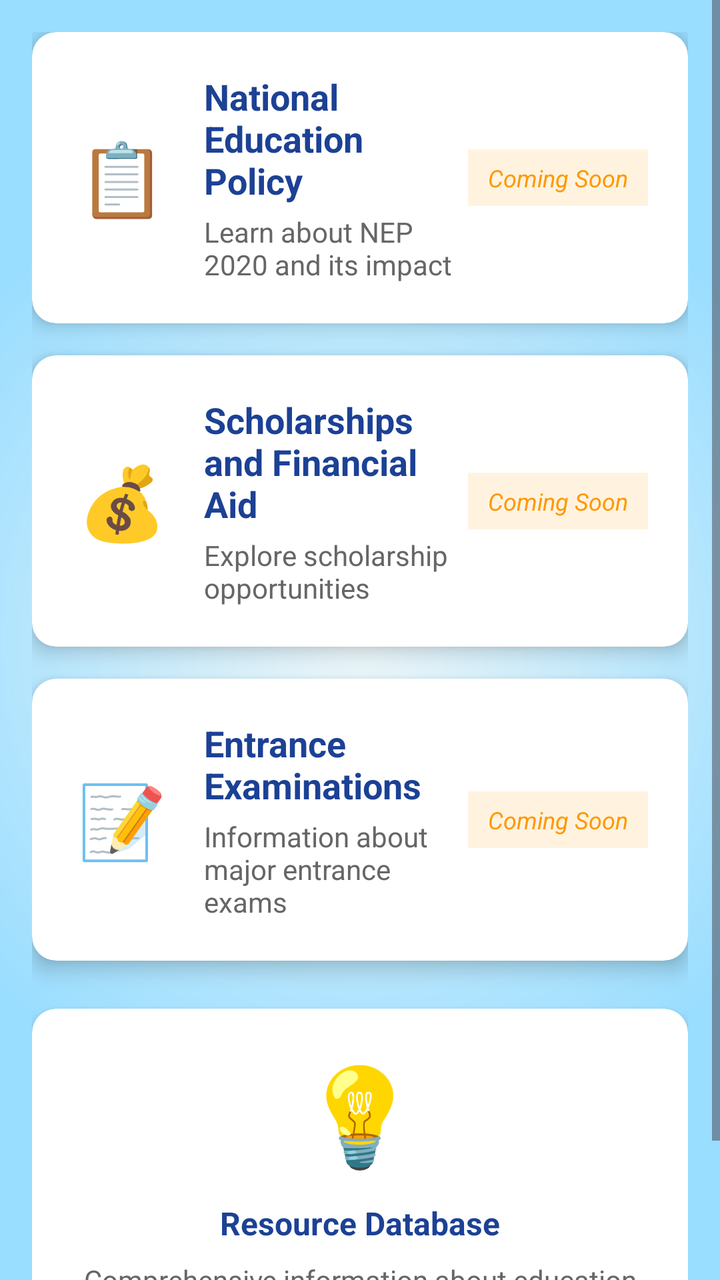
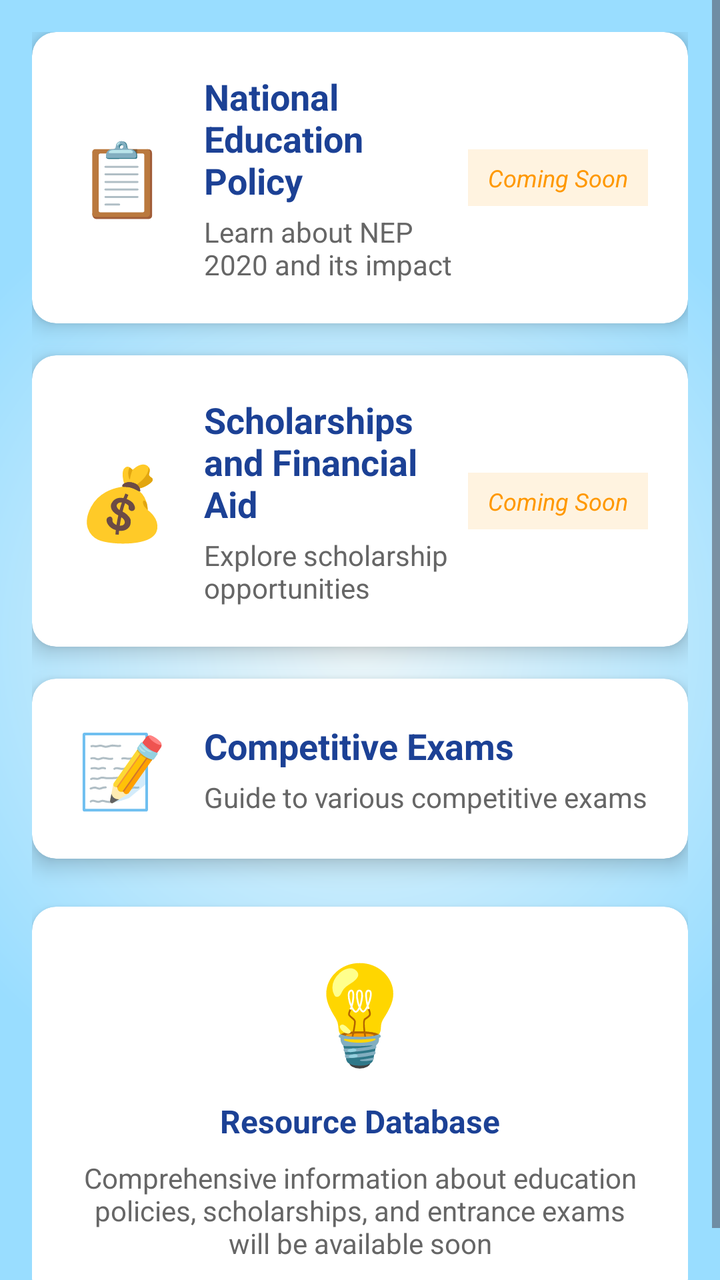

Two renders of the same Android screen: before a commit and after it. Below are the layout's source before the change and the commit's diff.
<!-- AndroidManifest.xml: application theme Theme.AspirePath -->
<!-- res/layout/fragment_resources.xml -->
<?xml version="1.0" encoding="utf-8"?>
<ScrollView xmlns:android="http://schemas.android.com/apk/res/android"
    xmlns:app="http://schemas.android.com/apk/res-auto"
    xmlns:tools="http://schemas.android.com/tools"
    android:layout_width="match_parent"
    android:layout_height="match_parent"
    android:background="@drawable/gradient_bg"
    android:fillViewport="true"
    tools:context=".Resources">

    <LinearLayout
        android:layout_width="match_parent"
        android:layout_height="wrap_content"
        android:orientation="vertical"
        android:padding="16dp">











        
        <androidx.cardview.widget.CardView
            android:id="@+id/cardNEP"
            android:layout_width="match_parent"
            android:layout_height="wrap_content"
            android:layout_marginBottom="16dp"
            app:cardCornerRadius="12dp"
            app:cardElevation="6dp"
            android:clickable="true"
            android:focusable="true"
            android:foreground="?attr/selectableItemBackground">

            <LinearLayout
                android:layout_width="match_parent"
                android:layout_height="wrap_content"
                android:orientation="horizontal"
                android:padding="20dp"
                android:gravity="center_vertical">

                <TextView
                    android:layout_width="50dp"
                    android:layout_height="50dp"
                    android:text="📋"
                    android:textSize="36sp"
                    android:gravity="center"/>

                <LinearLayout
                    android:layout_width="0dp"
                    android:layout_height="wrap_content"
                    android:layout_weight="1"
                    android:orientation="vertical"
                    android:layout_marginStart="16dp">

                    <TextView
                        android:layout_width="wrap_content"
                        android:layout_height="wrap_content"
                        android:text="National Education Policy"
                        android:textSize="18sp"
                        android:textStyle="bold"
                        android:textColor="@color/blue"/>

                    <TextView
                        android:layout_width="wrap_content"
                        android:layout_height="wrap_content"
                        android:text="Learn about NEP 2020 and its impact"
                        android:textSize="14sp"
                        android:textColor="#666666"
                        android:layout_marginTop="4dp"/>
                </LinearLayout>

                <TextView
                    android:layout_width="wrap_content"
                    android:layout_height="wrap_content"
                    android:text="Coming Soon"
                    android:textSize="12sp"
                    android:textStyle="italic"
                    android:textColor="#FF9800"
                    android:background="#FFF3E0"
                    android:padding="6dp"
                    android:paddingStart="10dp"
                    android:paddingEnd="10dp"/>
            </LinearLayout>
        </androidx.cardview.widget.CardView>

        
        <androidx.cardview.widget.CardView
            android:id="@+id/cardScholarships"
            android:layout_width="match_parent"
            android:layout_height="wrap_content"
            android:layout_marginBottom="16dp"
            app:cardCornerRadius="12dp"
            app:cardElevation="6dp"
            android:clickable="true"
            android:focusable="true"
            android:foreground="?attr/selectableItemBackground">

            <LinearLayout
                android:layout_width="match_parent"
                android:layout_height="wrap_content"
                android:orientation="horizontal"
                android:padding="20dp"
                android:gravity="center_vertical">

                <TextView
                    android:layout_width="50dp"
                    android:layout_height="50dp"
                    android:text="💰"
                    android:textSize="36sp"
                    android:gravity="center"/>

                <LinearLayout
                    android:layout_width="0dp"
                    android:layout_height="wrap_content"
                    android:layout_weight="1"
                    android:orientation="vertical"
                    android:layout_marginStart="16dp">

                    <TextView
                        android:layout_width="wrap_content"
                        android:layout_height="wrap_content"
                        android:text="Scholarships and Financial Aid"
                        android:textSize="18sp"
                        android:textStyle="bold"
                        android:textColor="@color/blue"/>

                    <TextView
                        android:layout_width="wrap_content"
                        android:layout_height="wrap_content"
                        android:text="Explore scholarship opportunities"
                        android:textSize="14sp"
                        android:textColor="#666666"
                        android:layout_marginTop="4dp"/>
                </LinearLayout>

                <TextView
                    android:layout_width="wrap_content"
                    android:layout_height="wrap_content"
                    android:text="Coming Soon"
                    android:textSize="12sp"
                    android:textStyle="italic"
                    android:textColor="#FF9800"
                    android:background="#FFF3E0"
                    android:padding="6dp"
                    android:paddingStart="10dp"
                    android:paddingEnd="10dp"/>
            </LinearLayout>
        </androidx.cardview.widget.CardView>

        
        <androidx.cardview.widget.CardView
            android:id="@+id/cardEntranceExams"
            android:layout_width="match_parent"
            android:layout_height="wrap_content"
            android:layout_marginBottom="16dp"
            app:cardCornerRadius="12dp"
            app:cardElevation="6dp"
            android:clickable="true"
            android:focusable="true"
            android:foreground="?attr/selectableItemBackground">

            <LinearLayout
                android:layout_width="match_parent"
                android:layout_height="wrap_content"
                android:orientation="horizontal"
                android:padding="20dp"
                android:gravity="center_vertical">

                <TextView
                    android:layout_width="50dp"
                    android:layout_height="50dp"
                    android:text="📝"
                    android:textSize="36sp"
                    android:gravity="center"/>

                <LinearLayout
                    android:layout_width="0dp"
                    android:layout_height="wrap_content"
                    android:layout_weight="1"
                    android:orientation="vertical"
                    android:layout_marginStart="16dp">

                    <TextView
                        android:layout_width="wrap_content"
                        android:layout_height="wrap_content"
                        android:text="Entrance Examinations"
                        android:textSize="18sp"
                        android:textStyle="bold"
                        android:textColor="@color/blue"/>

                    <TextView
                        android:layout_width="wrap_content"
                        android:layout_height="wrap_content"
                        android:text="Information about major entrance exams"
                        android:textSize="14sp"
                        android:textColor="#666666"
                        android:layout_marginTop="4dp"/>
                </LinearLayout>

                <TextView
                    android:layout_width="wrap_content"
                    android:layout_height="wrap_content"
                    android:text="Coming Soon"
                    android:textSize="12sp"
                    android:textStyle="italic"
                    android:textColor="#FF9800"
                    android:background="#FFF3E0"
                    android:padding="6dp"
                    android:paddingStart="10dp"
                    android:paddingEnd="10dp"/>
            </LinearLayout>
        </androidx.cardview.widget.CardView>

        
        <androidx.cardview.widget.CardView
            android:layout_width="match_parent"
            android:layout_height="wrap_content"
            app:cardCornerRadius="12dp"
            app:cardElevation="4dp"
            android:layout_marginTop="8dp">

            <LinearLayout
                android:layout_width="match_parent"
                android:layout_height="wrap_content"
                android:orientation="vertical"
                android:padding="20dp"
                android:gravity="center">

                <TextView
                    android:layout_width="wrap_content"
                    android:layout_height="wrap_content"
                    android:text="💡"
                    android:textSize="48sp"
                    android:layout_marginBottom="12dp"/>

                <TextView
                    android:layout_width="wrap_content"
                    android:layout_height="wrap_content"
                    android:text="Resource Database"
                    android:textSize="16sp"
                    android:textStyle="bold"
                    android:textColor="@color/blue"
                    android:layout_marginBottom="8dp"/>

                <TextView
                    android:layout_width="wrap_content"
                    android:layout_height="wrap_content"
                    android:text="Comprehensive information about education policies, scholarships, and entrance exams will be available soon"
                    android:textSize="14sp"
                    android:textColor="#666666"
                    android:gravity="center"/>
            </LinearLayout>
        </androidx.cardview.widget.CardView>

    </LinearLayout>

</ScrollView>
<!-- resources referenced by this layout -->
<resources>
  <color name="blue">#1C4195</color>
  <!-- drawable gradient_bg (drawable) -->
  <?xml version="1.0" encoding="utf-8"?>
  <shape xmlns:android="http://schemas.android.com/apk/res/android"
      android:shape="rectangle">
      <gradient
          android:startColor="#edf7fa"
          android:endColor="#99ddff"
          android:gradientRadius="70%p"
          android:type="radial"
          android:centerX="0.5"
          android:centerY="0.5"
          android:dither="true" />
  </shape>
  <style name="Theme.AspirePath" parent="Base.Theme.AspirePath" />
  <style name="Base.Theme.AspirePath" parent="Theme.Material3.DayNight.NoActionBar">
          
          <item name="colorPrimary">@color/blue</item>
          <item name="colorPrimaryVariant">#0073e6</item>
          <item name="colorOnPrimary">@color/white</item>
          <item name="android:statusBarColor">#0073e6</item>
          
      </style>
  <color name="white">#FFFFFFFF</color>
</resources>

<!-- the commit's change to res/layout/fragment_resources.xml (unified diff, before → after) -->
@@ -188,7 +188,7 @@
                     <TextView
                         android:layout_width="wrap_content"
                         android:layout_height="wrap_content"
-                        android:text="Entrance Examinations"
+                        android:text="Competitive Exams"
                         android:textSize="18sp"
                         android:textStyle="bold"
                         android:textColor="@color/blue"/>
@@ -196,23 +196,11 @@
                     <TextView
                         android:layout_width="wrap_content"
                         android:layout_height="wrap_content"
-                        android:text="Information about major entrance exams"
+                        android:text="Guide to various competitive exams"
                         android:textSize="14sp"
                         android:textColor="#666666"
                         android:layout_marginTop="4dp"/>
                 </LinearLayout>
-
-                <TextView
-                    android:layout_width="wrap_content"
-                    android:layout_height="wrap_content"
-                    android:text="Coming Soon"
-                    android:textSize="12sp"
-                    android:textStyle="italic"
-                    android:textColor="#FF9800"
-                    android:background="#FFF3E0"
-                    android:padding="6dp"
-                    android:paddingStart="10dp"
-                    android:paddingEnd="10dp"/>
             </LinearLayout>
         </androidx.cardview.widget.CardView>
 
